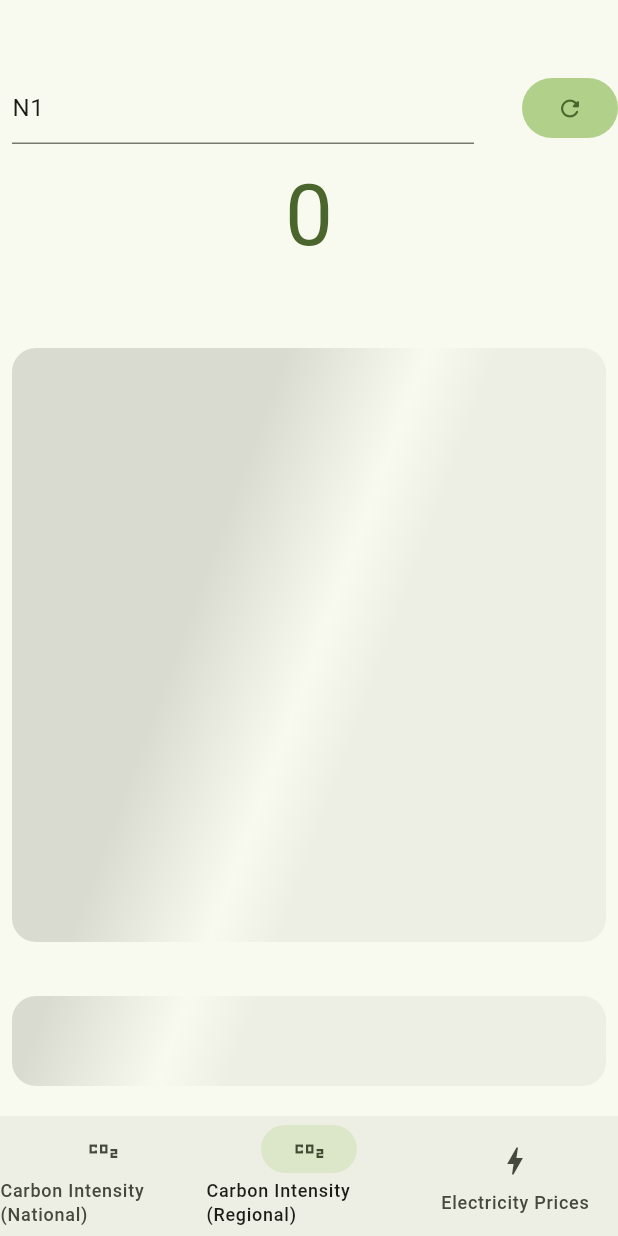
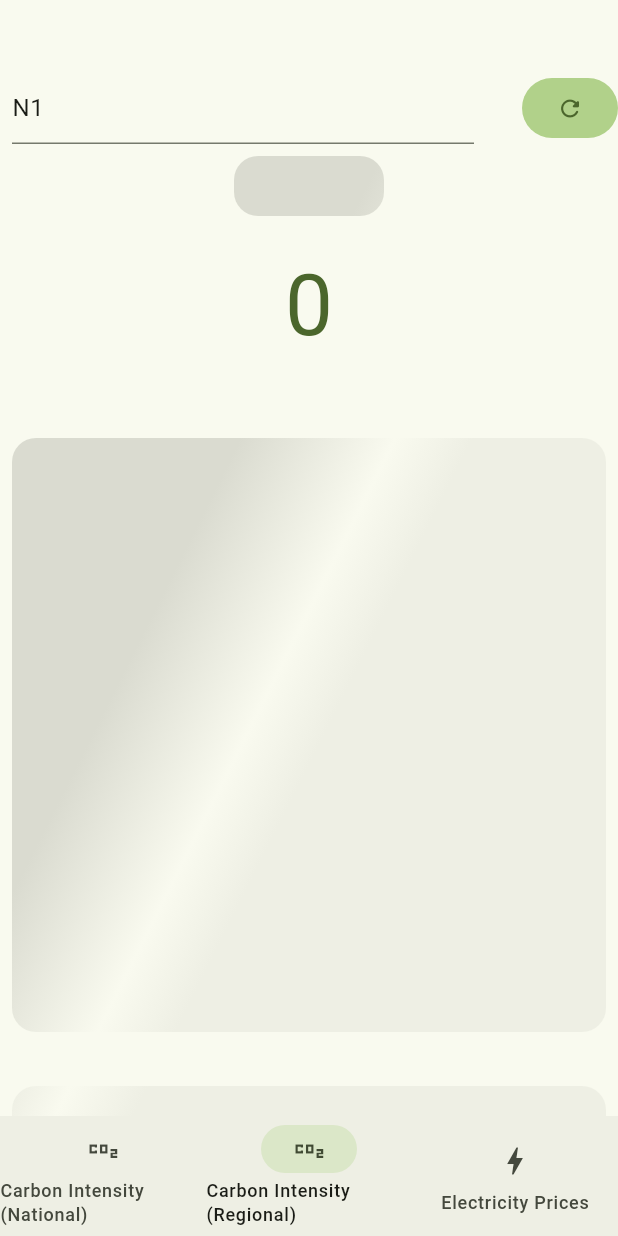
Before and after one commit to Anand5329/electricity_prices_carbon_intensity, a Flutter app: the screen it shows after launch, item 2 of the bottom bar chosen, on a phone screen of 412 x 824 dp. Run offline on Flutter 3.47's test engine with Material 3 defaults, Android fonts, the phone set to English and light mode, and no system bars; our stand-ins replace fl_chart, logger; network calls fail.

Commit message:
[feat] Added region name and generation information.

```diff
--- a/lib/utilities/style.dart
+++ b/lib/utilities/style.dart
@@ -59,6 +59,10 @@ class StyleComponents {
     return paddingWrapper(headlineTextWrapper(text, _theme));
   }
 
+  Widget subHeadingTextWithPadding(String text) {
+    return paddingWrapper(subHeadingTextWrapper(text, _theme));
+  }
+
   ButtonStyle simpleButtonStyle() {
     return ButtonStyle(
       textStyle: WidgetStateProperty.all(_theme.textTheme.displaySmall),
@@ -90,6 +94,13 @@ class StyleComponents {
     return Text(text, style: textStyle);
   }
 
+  static Widget subHeadingTextWrapper(String text, ThemeData theme) {
+    final textStyle = theme.textTheme.displayMedium!.copyWith(
+      color: theme.colorScheme.primary,
+    );
+    return Text(text, style: textStyle);
+  }
+
   static Widget paddingWrapper(Widget inner) {
     return Padding(padding: const EdgeInsets.all(8.0), child: inner);
   }
--- a/lib/widgets/regionaldata.dart
+++ b/lib/widgets/regionaldata.dart
@@ -26,8 +26,9 @@ class _RegionalPageState extends State<RegionalPage> {
   static const String defaultPostcode = "N1";
 
   late int _counter = 0;
-  late GenerationMix _generationMix;
+  late PeriodData<GenerationMix> _generation;
   final _caller = RegionalCarbonIntensityGenerationMixCaller();
+  String? _regionName;
   late RegionalCarbonIntensityChartGeneratorFactory
   _regionalChartGeneratorFactory;
   AdaptiveChartWidgetBuilder? _adaptiveChartWidgetBuilder;
@@ -64,6 +65,7 @@ class _RegionalPageState extends State<RegionalPage> {
 
   Future<void> _refreshCarbonIntensityAndGenerationMix() async {
     _resetCounter();
+    _setLoading();
     int ci = -1;
     _fetchPostcode();
 
@@ -84,7 +86,16 @@ class _RegionalPageState extends State<RegionalPage> {
     }
 
     setState(() {
-      _generationMix = generation.value;
+      _regionName = regional.shortname;
+      _generation = generation;
+    });
+  }
+
+  void _setLoading() {
+    setState(() {
+      _regionName = null;
+      _adaptivePieChartWidgetBuilder = null;
+      _adaptiveChartWidgetBuilder = null;
     });
   }
 
@@ -102,7 +113,7 @@ class _RegionalPageState extends State<RegionalPage> {
   Future<void> _refreshPieChartData() async {
     _fetchPostcode();
     _regionalPieChartGeneratorFactory =
-        RegionalGenerationMixChartGeneratorFactory(_generationMix, setState);
+        RegionalGenerationMixChartGeneratorFactory(_generation.value, setState);
     final _pieChartGenerator = await _regionalPieChartGeneratorFactory
         .getChartGenerator();
     setState(() {
@@ -156,29 +167,29 @@ class _RegionalPageState extends State<RegionalPage> {
                 ),
               ],
             ),
-            BigAnimatedCounter(count: _counter.toDouble()),
-            SizedBox(height: 40),
             Shimmer(
               linearGradient: style.shimmerGradient(),
               child: Column(
+                mainAxisAlignment: MainAxisAlignment.center,
                 children: [
+                  ShimmerLoading(
+                    isLoading: _regionName == null,
+                    childGenerator: () => Text(
+                      "Region: $_regionName",
+                      style: StyleComponents.smallText,
+                    ),
+                    placeholder: ShimmerLoading.smallPlaceholder,
+                  ),
+                  SizedBox(height: 20),
+                  BigAnimatedCounter(count: _counter.toDouble()),
+                  SizedBox(height: 40),
                   ShimmerLoading(
                     isLoading: _adaptiveChartWidgetBuilder == null,
                     childGenerator: () => LayoutBuilder(
                       builder: _adaptiveChartWidgetBuilder!.builder,
                     ),
-                    placeholder: AspectRatio(
-                      aspectRatio: 1,
-                      child: Padding(
-                        padding: EdgeInsets.all(8),
-                        child: Container(
-                          width: double.infinity,
-                          decoration: BoxDecoration(
-                            color: Colors.black,
-                            borderRadius: BorderRadius.circular(16),
-                          ),
-                        ),
-                      ),
+                    placeholder: StyleComponents.paddingWrapper(
+                      ShimmerLoading.squarePlaceholder,
                     ),
                   ),
                   SizedBox(height: 20),
@@ -199,31 +210,51 @@ class _RegionalPageState extends State<RegionalPage> {
                         SizedBox(height: 20),
                       ],
                     ),
-                    placeholder: Padding(
-                      padding: EdgeInsets.all(8),
-                      child: Container(
-                        width: double.infinity,
-                        height: 60,
-                        decoration: BoxDecoration(
-                          color: Colors.black,
-                          borderRadius: BorderRadius.circular(16),
-                        ),
-                      ),
+                    placeholder: StyleComponents.paddingWrapper(
+                      ShimmerLoading.textPlaceholder,
                     ),
                   ),
                 ],
               ),
             ),
             const SizedBox(height: 40),
-            StyleComponents.headlineTextWrapper(
+            StyleComponents.subHeadingTextWrapper(
               "Generation Mix",
               Theme.of(context),
             ),
-            _adaptivePieChartWidgetBuilder == null
-                ? SizedBox()
-                : LayoutBuilder(
-                    builder: _adaptivePieChartWidgetBuilder!.builder,
+            Shimmer(
+              linearGradient: style.shimmerGradient(),
+              child: Column(
+                mainAxisAlignment: MainAxisAlignment.center,
+                children: [
+                  ShimmerLoading(
+                    isLoading: _adaptivePieChartWidgetBuilder == null,
+                    childGenerator: () => LayoutBuilder(
+                      builder: _adaptivePieChartWidgetBuilder!.builder,
+                    ),
+                    placeholder: StyleComponents.paddingWrapper(
+                      ShimmerLoading.squarePlaceholder,
+                    ),
                   ),
+                  const SizedBox(height: 40),
+                  ShimmerLoading(
+                    isLoading: _adaptivePieChartWidgetBuilder == null,
+                    childGenerator: () => Column(
+                      mainAxisAlignment: MainAxisAlignment.center,
+                      children: [
+                        Text(
+                          "Generation data as of: ${_generation.prettyPrintPeriod()}",
+                          style: StyleComponents.smallText,
+                        ),
+                      ],
+                    ),
+                    placeholder: StyleComponents.paddingWrapper(
+                      ShimmerLoading.textPlaceholder,
+                    ),
+                  ),
+                ],
+              ),
+            ),
           ],
         ),
       ),
--- a/lib/widgets/shimmerLoad.dart
+++ b/lib/widgets/shimmerLoad.dart
@@ -95,6 +95,35 @@ class ShimmerLoading extends StatefulWidget {
 
   @override
   State<ShimmerLoading> createState() => _ShimmerLoadingState();
+
+  static final Widget squarePlaceholder = AspectRatio(
+    aspectRatio: 1,
+    child: Container(
+      width: double.infinity,
+      decoration: BoxDecoration(
+        color: Colors.black,
+        borderRadius: BorderRadius.circular(16),
+      ),
+    ),
+  );
+
+  static final Widget textPlaceholder = Container(
+    width: double.infinity,
+    height: 60,
+    decoration: BoxDecoration(
+      color: Colors.black,
+      borderRadius: BorderRadius.circular(16),
+    ),
+  );
+
+  static final Widget smallPlaceholder = Container(
+    width: 100,
+    height: 40,
+    decoration: BoxDecoration(
+      color: Colors.black,
+      borderRadius: BorderRadius.circular(16),
+    ),
+  );
 }
 
 class _ShimmerLoadingState extends State<ShimmerLoading> {
```
